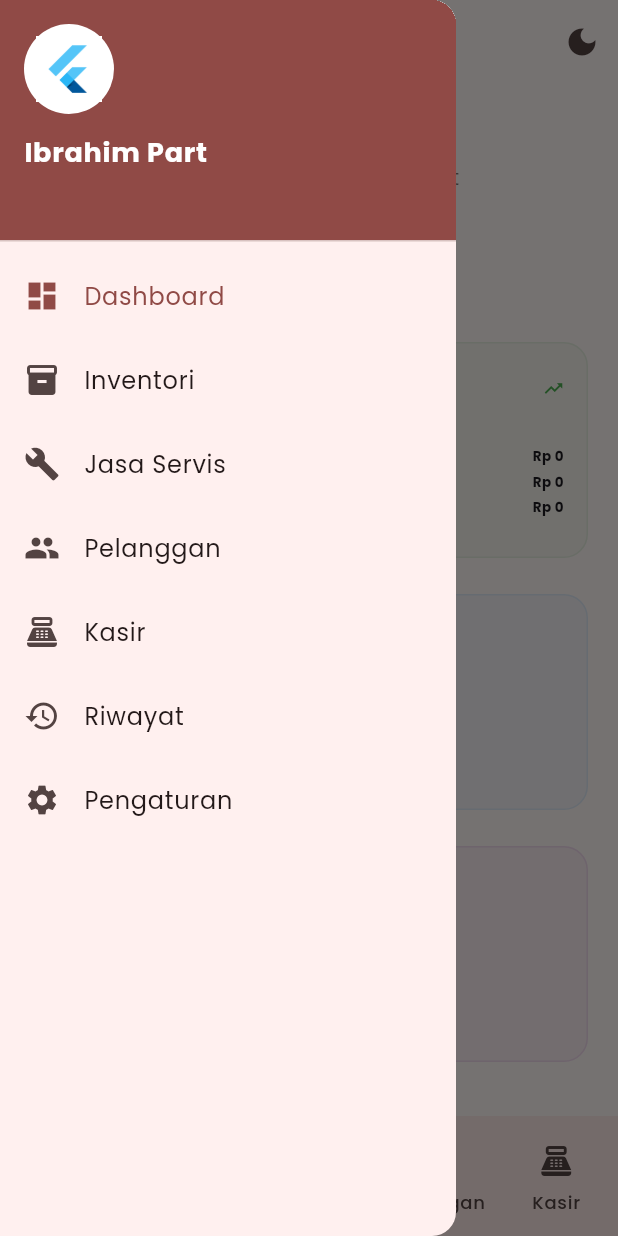
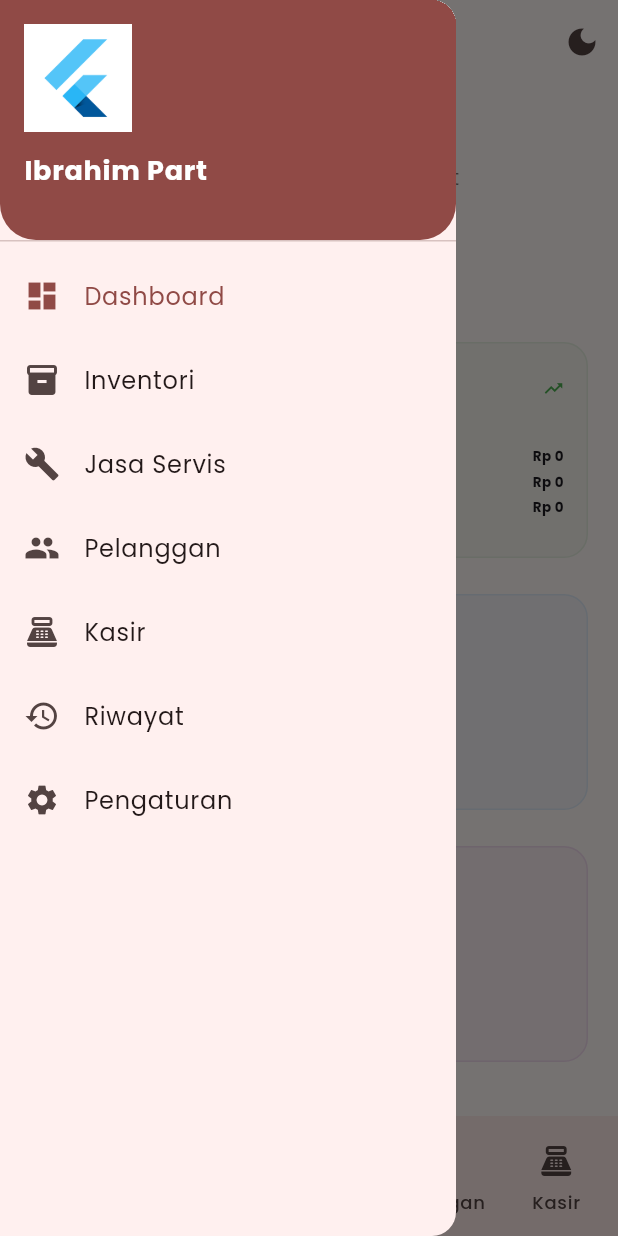
Before and after one commit to mountalgoid/kasirmotor, a Flutter app: the screen it shows after launch, with the side drawer open, on a phone screen of 412 x 824 dp. Run offline on Flutter 3.47's test engine with Material 3 defaults, Android fonts, the phone set to English and light mode, and no system bars; our stand-ins replace fl_chart, google_fonts, image_picker, pdf, printing, shared_preferences; accounts and stored records are empty.

```diff
--- a/lib/widgets/responsive_wrapper.dart
+++ b/lib/widgets/responsive_wrapper.dart
@@ -54,17 +54,16 @@ class _ResponsiveWrapperState extends State<ResponsiveWrapper> {
                 padding: EdgeInsets.zero,
                 children: [
                   DrawerHeader(
-                    decoration: BoxDecoration(color: Theme.of(context).colorScheme.primary),
+                    decoration: BoxDecoration(
+                      color: Theme.of(context).colorScheme.primary,
+                      borderRadius: const BorderRadius.vertical(bottom: Radius.circular(24)),
+                    ),
                     child: Column(
                       crossAxisAlignment: CrossAxisAlignment.start,
                       children: [
-                        CircleAvatar(
-                          radius: 30,
-                          backgroundColor: Theme.of(context).colorScheme.onPrimary,
-                          child: Padding(
-                            padding: const EdgeInsets.all(8),
-                            child: Image.asset('assets/images/logo.png'),
-                          ),
+                        Image.asset(
+                          'assets/images/logo.png',
+                          height: 72,
                         ),
                         const SizedBox(height: 12),
                         Text(
@@ -92,12 +91,9 @@ class _ResponsiveWrapperState extends State<ResponsiveWrapper> {
               extended: MediaQuery.of(context).size.width > 1200,
               leading: Padding(
                 padding: const EdgeInsets.symmetric(vertical: 24),
-                child: CircleAvatar(
-                  backgroundColor: Theme.of(context).colorScheme.primary,
-                  child: Padding(
-                    padding: const EdgeInsets.all(6),
-                    child: Image.asset('assets/images/logo.png'),
-                  ),
+                child: Image.asset(
+                  'assets/images/logo.png',
+                  height: 56,
                 ),
               ),
               destinations: const [
```
Also changed, not shown: lib/pages/splash_screen.dart (+5 -19 lines).
